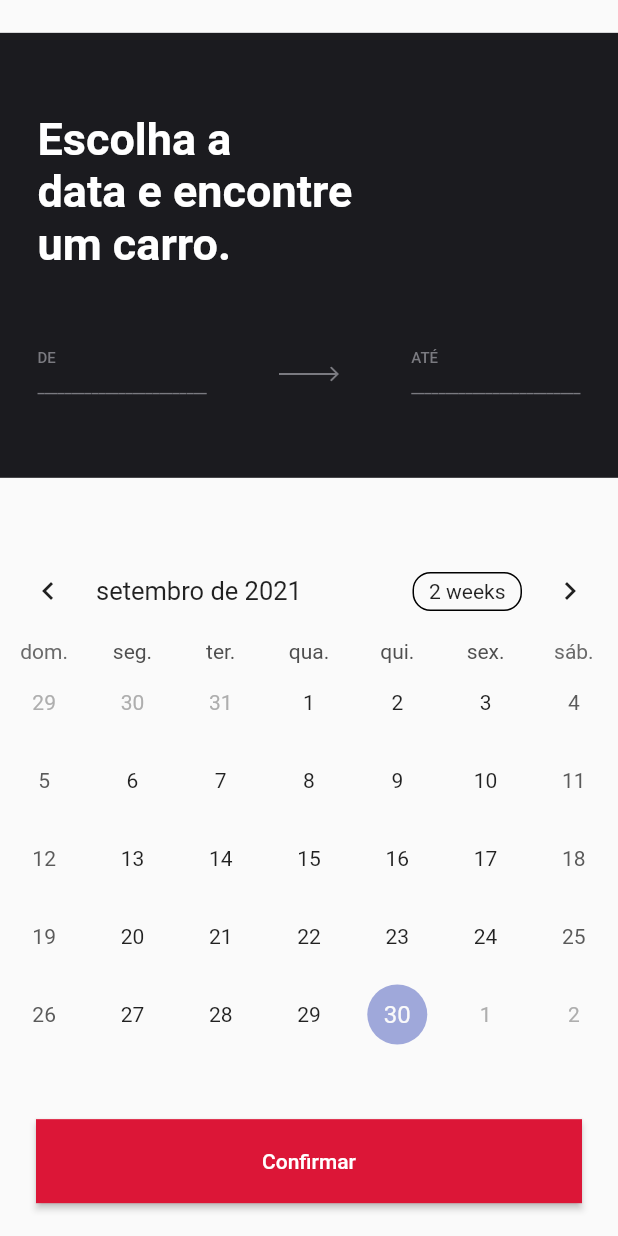
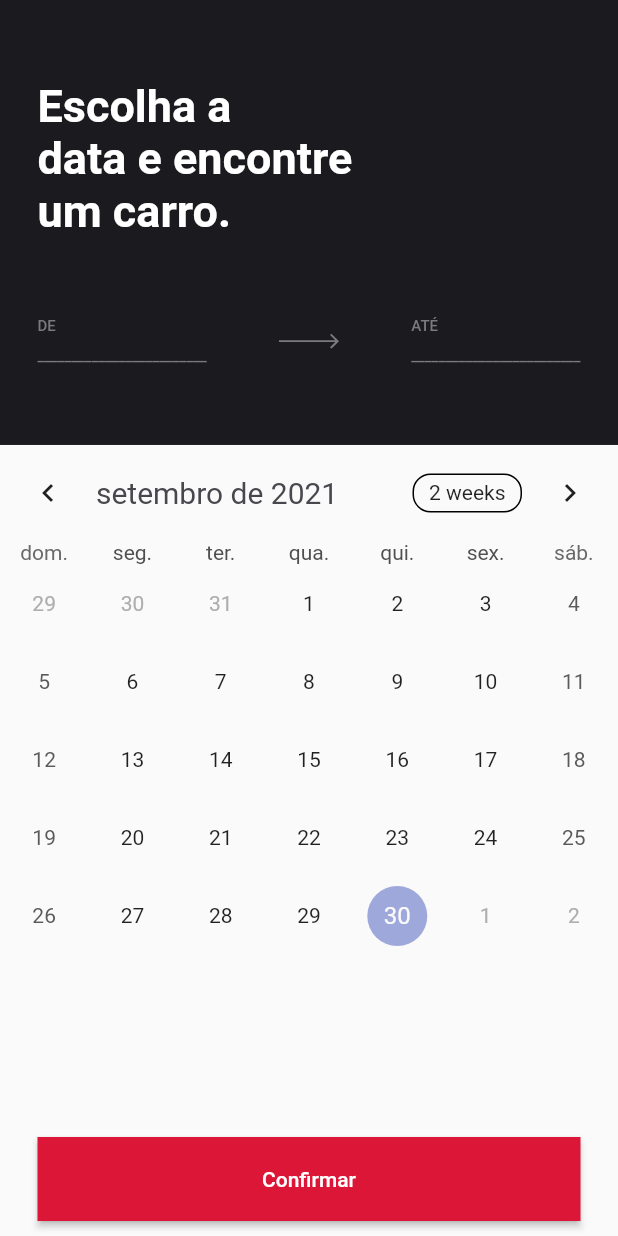
Before and after one commit to samples-flutter/rentx-app, a Flutter app: the SearchCarPage screen opened directly, on a phone screen of 412 x 824 dp. Run offline on Flutter 3.47's test engine with Material 2 defaults, Android fonts, the phone set to English and light mode, and no system bars; drawn by our look-alikes of table_calendar; our stand-ins replace flutter_svg.

Commit message:
update splash and create calendar

```diff
--- a/lib/pages/search_car/search_car_page.dart
+++ b/lib/pages/search_car/search_car_page.dart
@@ -3,7 +3,6 @@ import 'package:flutter_svg/flutter_svg.dart';
 import 'package:rentx/app/widget/button_rentx.dart';
 import 'package:rentx/pages/search_car/widget/calendar_widget.dart';
 import 'package:rentx/styles/app_colors.dart';
-import 'package:table_calendar/table_calendar.dart';
 
 class SearchCarPage extends StatefulWidget {
   const SearchCarPage({Key? key}) : super(key: key);
@@ -13,10 +12,6 @@ class SearchCarPage extends StatefulWidget {
 }
 
 class _SearchCarPageState extends State<SearchCarPage> {
-  CalendarFormat _calendarFormat = CalendarFormat.month;
-  DateTime _focusedDay = DateTime.now();
-  DateTime? _selectedDay;
-
   @override
   Widget build(BuildContext context) {
     final size = MediaQuery.of(context).size;
@@ -90,9 +85,9 @@ class _SearchCarPageState extends State<SearchCarPage> {
               ],
             ),
           ),
-          CalendarWidget(),
+          Expanded(child: CalendarWidget()),
           Container(
-            padding: EdgeInsets.symmetric(horizontal: 24),
+            padding: EdgeInsets.only(left: 25, right: 25, bottom: 10),
             width: size.width,
             child: ButtonRentx(
                 label: "Confirmar", color: AppColors.primary, action: () => {}),
--- a/lib/pages/search_car/widget/calendar_widget.dart
+++ b/lib/pages/search_car/widget/calendar_widget.dart
@@ -1,4 +1,5 @@
 import 'package:flutter/material.dart';
+import 'package:rentx/styles/app_colors.dart';
 import 'package:table_calendar/table_calendar.dart';
 
 class CalendarWidget extends StatefulWidget {
@@ -8,8 +9,7 @@ class CalendarWidget extends StatefulWidget {
 
 class _CalendarWidgetState extends State<CalendarWidget> {
   CalendarFormat _calendarFormat = CalendarFormat.month;
-  RangeSelectionMode _rangeSelectionMode = RangeSelectionMode
-      .toggledOn; // Can be toggled on/off by longpressing a date
+  RangeSelectionMode _rangeSelectionMode = RangeSelectionMode.toggledOn;
   DateTime _focusedDay = DateTime.now();
   DateTime? _selectedDay;
   DateTime? _rangeStart;
@@ -18,7 +18,14 @@ class _CalendarWidgetState extends State<CalendarWidget> {
   @override
   Widget build(BuildContext context) {
     return TableCalendar(
+      headerStyle: HeaderStyle(
+          titleTextStyle: TextStyle(color: AppColors.grayTitle, fontSize: 20)),
       locale: 'pt_BR',
+      calendarStyle: CalendarStyle(
+          canMarkersOverflow: false,
+          rangeHighlightColor: AppColors.hoverRed,
+          rangeEndDecoration: BoxDecoration(color: AppColors.primary),
+          rangeStartDecoration: BoxDecoration(color: AppColors.primary)),
       firstDay: DateTime.utc(2010, 10, 16),
       lastDay: DateTime.utc(2030, 3, 14),
       focusedDay: _focusedDay,
```
Also changed, not shown: pubspec.lock, 5 other files.
